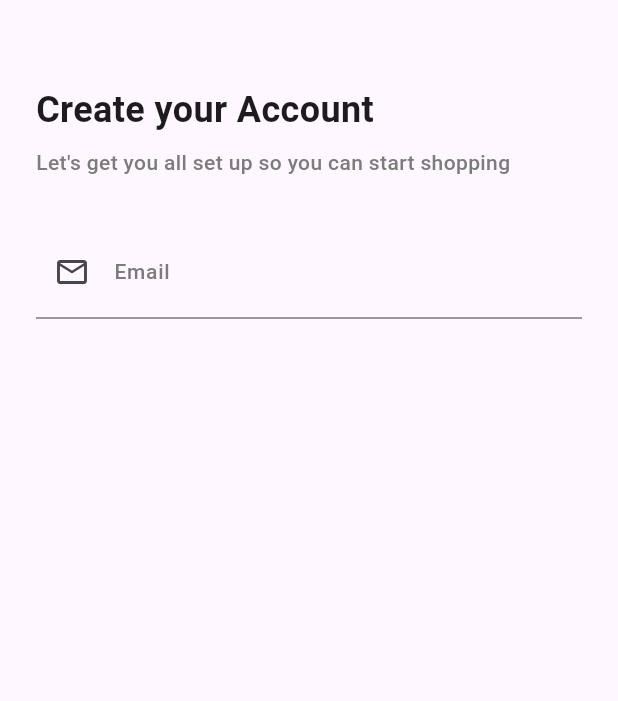
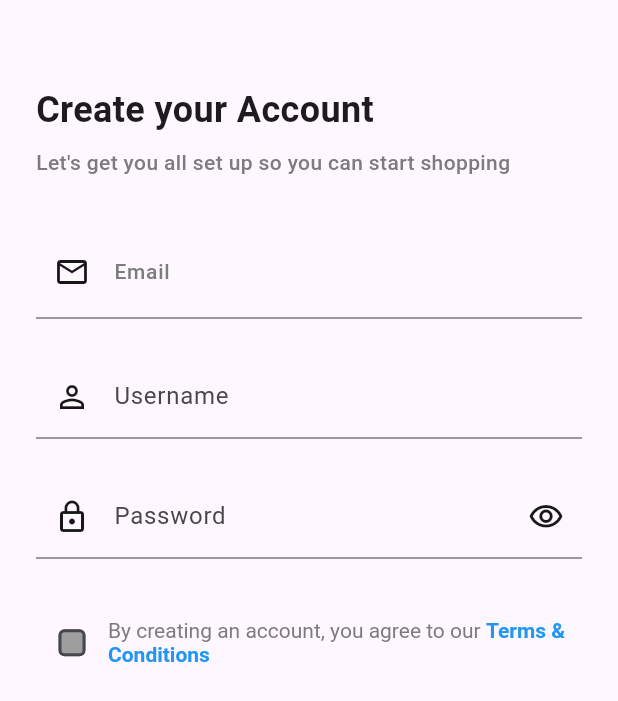
Before and after one commit to chimdike21/ststore, a Flutter app: the SignUpScreen screen opened by its route, on a phone screen of 412 x 824 dp. Shown: the top 701 px of the screen. Run offline on Flutter 3.47's test engine with Material 3 defaults, Android fonts, the phone set to English and light mode, and no system bars; Roboto replaces fonts that are missing (DM Sans).

Commit message:
feat: Enhance SignUpScreen with username field and terms agreement checkbox

```diff
--- a/lib/screens/sign-up.dart
+++ b/lib/screens/sign-up.dart
@@ -10,19 +10,29 @@ class SignUpScreen extends StatefulWidget {
 
 class _SignUpScreenState extends State<SignUpScreen> {
   final TapGestureRecognizer _tapGestureRecognizer = TapGestureRecognizer();
+  final TapGestureRecognizer _termsTapGestureRecognizer =
+      TapGestureRecognizer();
   bool _obscurePassword = true;
+  bool _agreeToTerms = false;
 
   @override
   void initState() {
     super.initState();
-    _tapGestureRecognizer.onTap =(){
+    _tapGestureRecognizer.onTap = () {
       Navigator.pushReplacementNamed(context, '/sign-in');
+    };
+
+    _termsTapGestureRecognizer.onTap = () {
+      // Handle tap on 'Terms & Conditions'
+      // show a dialog or navigate to terms page
+      // Navigator.pushNamed(context, '/terms');
     };
   }
 
   @override
   void dispose() {
     _tapGestureRecognizer.dispose();
+    _termsTapGestureRecognizer.dispose();
     super.dispose();
   }
 
@@ -31,20 +41,20 @@ class _SignUpScreenState extends State<SignUpScreen> {
     return Scaffold(
       body: SafeArea(
         child: Padding(
-          padding:EdgeInsets.symmetric(horizontal:24, vertical:16),
+          padding: EdgeInsets.symmetric(horizontal: 24, vertical: 16),
           child: Column(
             crossAxisAlignment: CrossAxisAlignment.start,
             children: [
-              const SizedBox(height:40),
+              const SizedBox(height: 40),
               const Text(
                 'Create your Account',
                 style: TextStyle(
                   fontSize: 24,
                   fontWeight: FontWeight.w700,
                   fontFamily: 'DM Sans',
-                )
+                ),
               ),
-              const SizedBox(height:8),
+              const SizedBox(height: 8),
               const Text(
                 'Let\'s get you all set up so you can start shopping',
                 style: TextStyle(
@@ -52,14 +62,17 @@ class _SignUpScreenState extends State<SignUpScreen> {
                   fontWeight: FontWeight.w500,
                   fontFamily: 'DM Sans',
                   color: Color(0xFF7C7C7C),
-                )
+                ),
               ),
-              const SizedBox(height:32),
+              const SizedBox(height: 32),
               //Email TextField
               TextField(
                 decoration: InputDecoration(
                   labelText: 'Email',
-                  prefixIcon: const Icon(Icons.email_outlined),
+                  prefixIcon: const Icon(
+                    Icons.email_outlined,
+                    color: const Color(0xFF171717),
+                  ),
                   labelStyle: const TextStyle(
                     fontSize: 14,
                     fontWeight: FontWeight.w500,
@@ -67,15 +80,106 @@ class _SignUpScreenState extends State<SignUpScreen> {
                     color: Color(0xFF7C7C7C),
                   ),
                   border: const UnderlineInputBorder(),
-                  contentPadding: const EdgeInsets.symmetric(horizontal:16, vertical:12),
+                  contentPadding: const EdgeInsets.symmetric(
+                    horizontal: 16,
+                    vertical: 12,
+                  ),
                 ),
                 keyboardType: TextInputType.emailAddress,
               ),
-            ]
-          )
-        )
+              const SizedBox(height: 24),
 
-      )
+              TextField(
+                decoration: InputDecoration(
+                  labelText: "Username",
+                  prefixIcon: const Icon(
+                    Icons.person_outline,
+                    color: const Color(0xFF171717),
+                  ),
+                  border: const UnderlineInputBorder(),
+                ),
+              ),
+              const SizedBox(height: 24),
+
+              //password
+              TextField(
+                obscureText: _obscurePassword,
+                decoration: InputDecoration(
+                  labelText: "Password",
+                  prefixIcon: const Icon(
+                    Icons.lock_outline,
+                    color: const Color(0xFF171717),
+                  ),
+                  suffixIcon: IconButton(
+                    icon: Icon(
+                      _obscurePassword
+                          ? Icons.visibility_outlined
+                          : Icons.visibility_off_outlined,
+                      color: const Color(0xFF171717),
+                    ),
+                    onPressed: () {
+                      setState(() {
+                        _obscurePassword = !_obscurePassword;
+                      });
+                    },
+                  ),
+                  border: const UnderlineInputBorder(),
+                ),
+              ),
+              const SizedBox(height: 32),
+                            Row(
+                crossAxisAlignment: CrossAxisAlignment.center,
+                children: [
+                  Checkbox(
+                    value: _agreeToTerms,
+                    onChanged: (bool? value) {
+                      setState(() {
+                        _agreeToTerms = value ?? false;
+                      });
+                    },
+                    fillColor: MaterialStateProperty.resolveWith<Color>(
+                      (Set<MaterialState> states) {
+                        if (states.contains(MaterialState.selected)) {
+                          return const Color(0xFF4B5320); // checked color (army green)
+                        }
+                        return Colors.grey; // unchecked color
+                      },
+                    ),
+                    checkColor: Colors.white, // tick color
+                    shape: RoundedRectangleBorder(
+                      borderRadius: BorderRadius.circular(4),
+                    ),
+                  ),
+                  Expanded(
+                    child: RichText(
+                      text: TextSpan(
+                        style: const TextStyle(
+                          fontSize: 14,
+                          color: Color(0xFF7C7C7C),
+                          fontFamily: 'DM Sans',
+                        ),
+                        children: [
+                          const TextSpan(
+                            text: 'By creating an account, you agree to our ',
+                          ),
+                          TextSpan(
+                            text: 'Terms & Conditions',
+                            style: const TextStyle(
+                              fontWeight: FontWeight.bold,
+                              color: Colors.blue,
+                            ),
+                            recognizer: _termsTapGestureRecognizer,
+                          ),
+                        ],
+                      ),
+                    ),
+                  ),
+                ],
+              ),
+            ],
+          ),
+        ),
+      ),
     );
   }
 }
```
